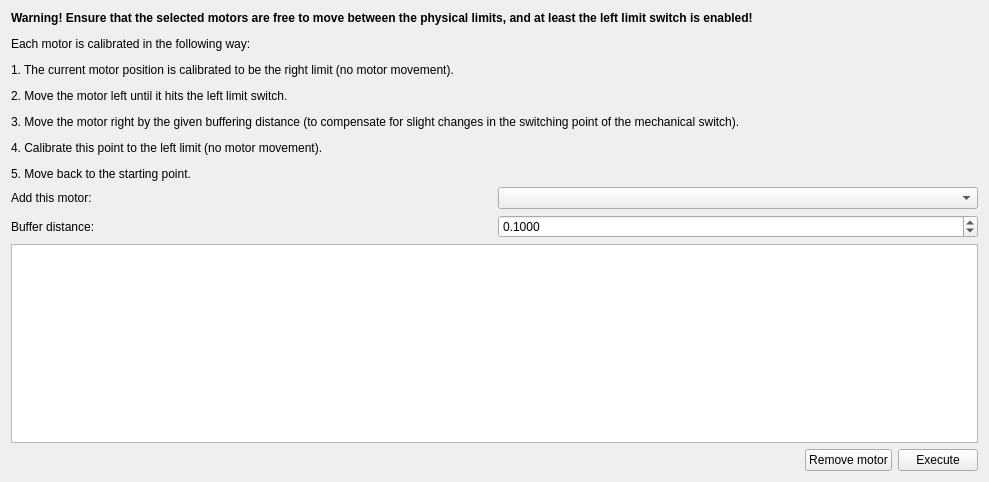
Old version of the form cct/qtgui/devices/motor/motorautocalibration/autocalibration.ui in the repository awacha/cct.
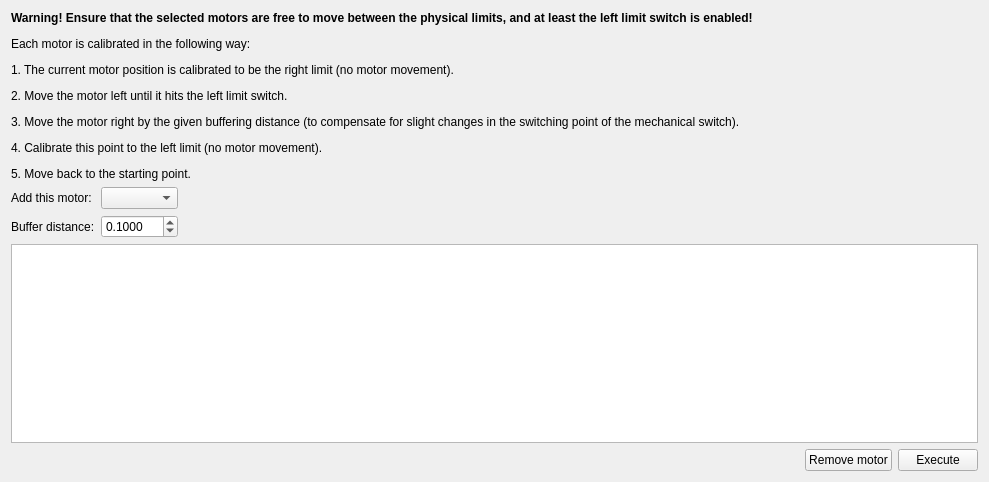
New version of the form. Icons and pictures are not drawn.

Commit message: Improved motor autocalibration

What changed in the file:
```diff
--- a/cct/qtgui/devices/motor/motorautocalibration/autocalibration.ui
+++ b/cct/qtgui/devices/motor/motorautocalibration/autocalibration.ui
@@ -28,7 +28,14 @@
    <item>
     <layout class="QGridLayout" name="gridLayout">
      <item row="0" column="1">
-      <widget class="QComboBox" name="addMotorComboBox"/>
+      <widget class="QComboBox" name="addMotorComboBox">
+       <property name="sizePolicy">
+        <sizepolicy hsizetype="Preferred" vsizetype="Fixed">
+         <horstretch>0</horstretch>
+         <verstretch>0</verstretch>
+        </sizepolicy>
+       </property>
+      </widget>
      </item>
      <item row="0" column="0">
       <widget class="QLabel" name="label_2">
@@ -57,6 +64,19 @@
        </property>
       </widget>
      </item>
+     <item row="0" column="2" rowspan="2">
+      <spacer name="horizontalSpacer_2">
+       <property name="orientation">
+        <enum>Qt::Horizontal</enum>
+       </property>
+       <property name="sizeHint" stdset="0">
+        <size>
+         <width>0</width>
+         <height>0</height>
+        </size>
+       </property>
+      </spacer>
+     </item>
     </layout>
    </item>
    <item>
```
The commit also changes 2 other files.
